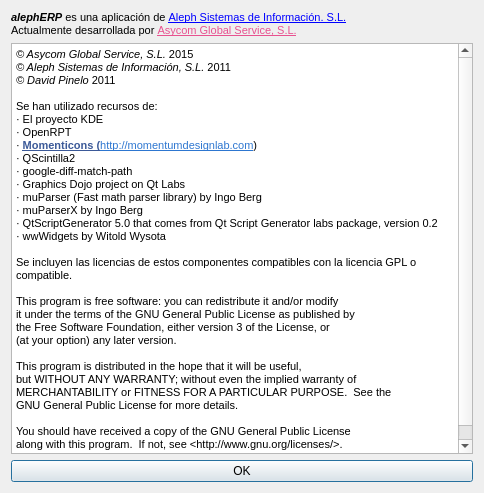
First picture: the form in src/lib/daobusiness/forms/acercaDe.ui, repository dpinelo/AS7, before the edit.
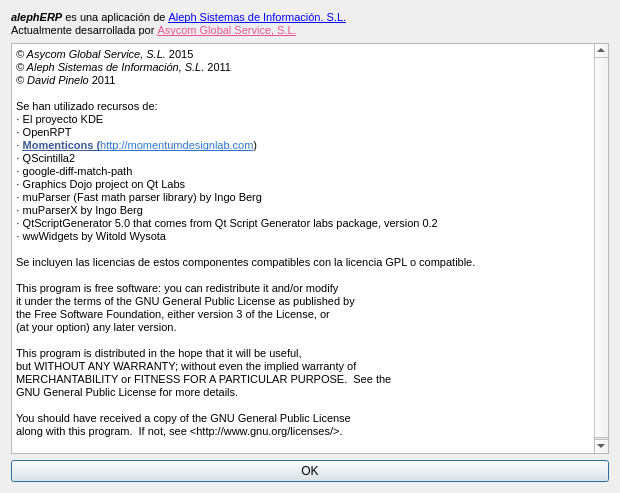
Second picture: the form after the edit. Icons and pictures are not drawn.

Diff of the .ui file:
```diff
--- a/src/lib/daobusiness/forms/acercaDe.ui
+++ b/src/lib/daobusiness/forms/acercaDe.ui
@@ -6,7 +6,7 @@
    <rect>
     <x>0</x>
     <y>0</y>
-    <width>484</width>
+    <width>620</width>
     <height>493</height>
    </rect>
   </property>
@@ -45,7 +45,7 @@
       <string>&lt;!DOCTYPE HTML PUBLIC &quot;-//W3C//DTD HTML 4.0//EN&quot; &quot;http://www.w3.org/TR/REC-html40/strict.dtd&quot;&gt;
 &lt;html&gt;&lt;head&gt;&lt;meta name=&quot;qrichtext&quot; content=&quot;1&quot; /&gt;&lt;style type=&quot;text/css&quot;&gt;
 p, li { white-space: pre-wrap; }
-&lt;/style&gt;&lt;/head&gt;&lt;body style=&quot; font-family:'Noto Sans'; font-size:9pt; font-weight:400; font-style:normal;&quot;&gt;
+&lt;/style&gt;&lt;/head&gt;&lt;body style=&quot; font-family:'MS Shell Dlg 2'; font-size:8.25pt; font-weight:400; font-style:normal;&quot;&gt;
 &lt;p style=&quot; margin-top:0px; margin-bottom:0px; margin-left:0px; margin-right:0px; -qt-block-indent:0; text-indent:0px;&quot;&gt;&lt;span style=&quot; font-family:'DejaVu Sans'; font-size:8pt; font-style:italic;&quot;&gt;© Asycom Global Service, S.L. &lt;/span&gt;&lt;span style=&quot; font-family:'DejaVu Sans'; font-size:8pt;&quot;&gt;2015&lt;/span&gt;&lt;/p&gt;
 &lt;p style=&quot; margin-top:0px; margin-bottom:0px; margin-left:0px; margin-right:0px; -qt-block-indent:0; text-indent:0px;&quot;&gt;&lt;span style=&quot; font-family:'DejaVu Sans'; font-size:8pt; font-style:italic;&quot;&gt;© Aleph Sistemas de Información, S.L. &lt;/span&gt;&lt;span style=&quot; font-family:'DejaVu Sans'; font-size:8pt;&quot;&gt;2011&lt;/span&gt;&lt;/p&gt;
 &lt;p style=&quot; margin-top:0px; margin-bottom:0px; margin-left:0px; margin-right:0px; -qt-block-indent:0; text-indent:0px;&quot;&gt;&lt;span style=&quot; font-family:'DejaVu Sans'; font-size:8pt; font-style:italic;&quot;&gt;© David Pinelo &lt;/span&gt;&lt;span style=&quot; font-family:'DejaVu Sans'; font-size:8pt;&quot;&gt;2011&lt;/span&gt;&lt;/p&gt;
```
Left out of the diff: 2 changed lines with no effect on the pictures.
